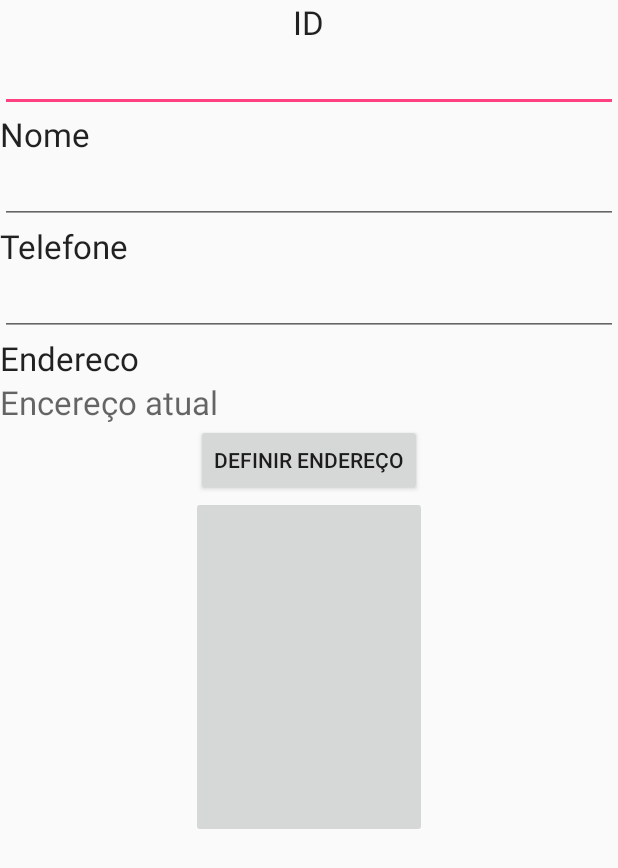
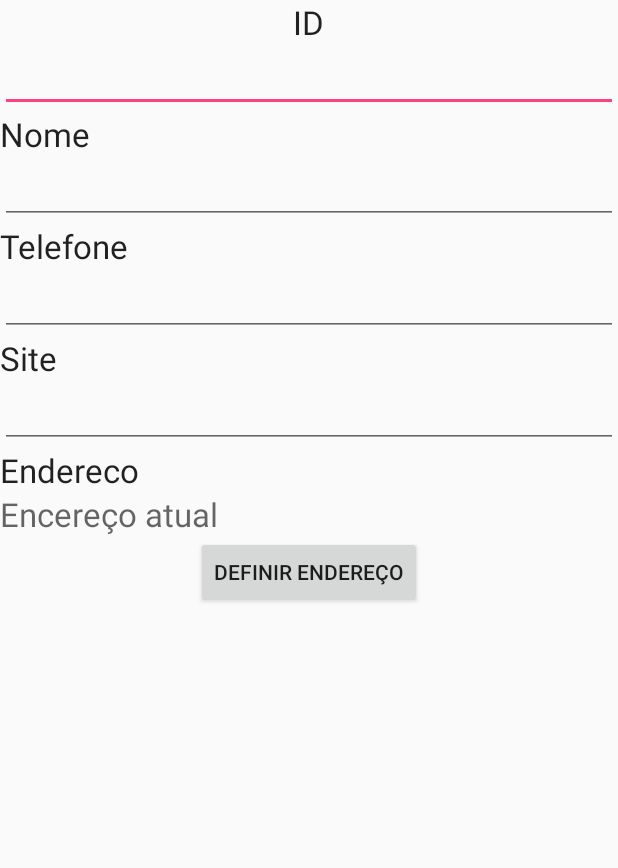
Before and after one commit to LucasChr/Projeto00, an Android app: the EmpresarialCadActivity screen opened directly, with no data from a screen before it, on a phone screen of 412 x 824 dp. Shown: the top 868 px of the screen. Run offline under Robolectric (Android 15) with nearby library versions, the phone set to English and light mode, and no system bars; 1 statement that could not run was skipped.

Commit message:
Atualizações nas telas de cadastro e no banco de dados

```diff
--- a/app/src/main/AndroidManifest.xml
+++ b/app/src/main/AndroidManifest.xml
@@ -5,6 +5,7 @@
     <uses-library android:name="com.google.android.maps" />
 
     <uses-permission android:name="android.permission.ACCESS_COARSE_LOCATION" />
+    <uses-permission android:name="android.permission.CALL_PHONE" />
     <uses-permission android:name="android.permission.INTERNET" />
 
     <application
@@ -24,7 +25,8 @@
         <activity android:name=".Listas.EmpresarialListActivity" />
         <activity android:name=".PEmpresarial.EmpresarialCadActivity" />
         <activity android:name=".PTuristico.TuristicoCadActivity" />
-        <activity android:name=".Mapa.MapaActivity"></activity>
+        <activity android:name=".Mapa.MapaActivity" />
+        <activity android:name=".PEmpresarial.EmpresarialDadosActivity"></activity>
     </application>
 
 </manifest>
--- a/app/src/main/java/com/example/lucas/projeto00/Listas/EmpresarialListAdapter.java
+++ b/app/src/main/java/com/example/lucas/projeto00/Listas/EmpresarialListAdapter.java
@@ -34,10 +34,12 @@ public class EmpresarialListAdapter extends ArrayAdapter<Empresa> {
         View itemV = inf.inflate(layout, null);
 
         TextView tvNome = (TextView) itemV.findViewById(R.id.empresarial_list_item_tvNome);
+        TextView tvTelefone = (TextView) itemV.findViewById(R.id.empresarial_list_item_tvTelefone);
         TextView tvEndereco = (TextView) itemV.findViewById(R.id.empresarial_list_item_tvEndereco);
 
         Empresa empresa = empresas.get(position);
         tvNome.setText(empresa.getNome());
+        tvTelefone.setText(empresa.getTelefone());
         tvEndereco.setText(empresa.getEndereco());
 
         return itemV;
--- a/app/src/main/java/com/example/lucas/projeto00/SQLITE/BancoDadosE.java
+++ b/app/src/main/java/com/example/lucas/projeto00/SQLITE/BancoDadosE.java
@@ -9,13 +9,13 @@ import android.database.sqlite.SQLiteDatabase;
 public class BancoDadosE {
 
     private static final String NOME_BANCO = "Projeto";
-    private static final int VERSAO_BANCO = 2;
+    private static final int VERSAO_BANCO = 4;
 
 
     //scripts
     private static final String[] SCRIPT_DATABASE_DELETE = new String[] {"drop table if exists tbl_empresas;"};
 
-    private static final String[] SCRIPT_DATABASE_CREATE = new String[] {"create table tbl_empresas(_id integer primary key, nome text, telefone text, endereco text);"};
+    private static final String[] SCRIPT_DATABASE_CREATE = new String[] {"create table tbl_empresas(_id integer primary key, nome text, telefone text, endereco text, site text);"};
 
     private static SQLiteDatabase db;
 
--- a/app/src/main/java/com/example/lucas/projeto00/SQLITE/BancoDadosT.java
+++ b/app/src/main/java/com/example/lucas/projeto00/SQLITE/BancoDadosT.java
@@ -9,10 +9,10 @@ import android.database.sqlite.SQLiteDatabase;
 public class BancoDadosT {
 
     private static final String NOME_BANCO = "Projeto";
-    private static final int VERSAO_BANCO = 2;
+    private static final int VERSAO_BANCO = 4;
 
-    private static final String[] SCRIPT_DATABASE_DELETE = new String[] {"drop table if exists tbl_turisticos;"};
-    private static final String[] SCRIPT_DATABASE_CREATE = new String[] {"create table tbl_turisticos(_id integer primary key, nome text, endereco text);"};
+    private static final String[] SCRIPT_DATABASE_DELETE = new String[]{"drop table if exists tbl_turisticos;"};
+    private static final String[] SCRIPT_DATABASE_CREATE = new String[]{"create table tbl_turisticos(_id integer primary key, nome text, endereco text);"};
 
     private static SQLiteDatabase db;
 
--- a/app/src/main/res/layout/activity_empresarial_cad.xml
+++ b/app/src/main/res/layout/activity_empresarial_cad.xml
@@ -52,6 +52,21 @@
         android:layout_width="wrap_content"
         android:layout_height="wrap_content"
         android:textAppearance="?android:attr/textAppearanceLarge"
+        android:text="@string/tv_Site"
+        android:id="@+id/textView5" />
+
+    <EditText
+        android:layout_width="match_parent"
+        android:layout_height="wrap_content"
+        android:inputType="textWebEmailAddress"
+        android:ems="10"
+        android:id="@+id/empresarial_cad_edtSite" />
+
+
+    <TextView
+        android:layout_width="wrap_content"
+        android:layout_height="wrap_content"
+        android:textAppearance="?android:attr/textAppearanceLarge"
         android:text="@string/tv_Endereco"
         android:id="@+id/textView3" />
 
@@ -70,12 +85,4 @@
         android:layout_gravity="center_horizontal"
         android:onClick="definirEndereco"/>
 
-    <ImageButton
-        android:layout_width="157dp"
-        android:layout_height="wrap_content"
-        android:id="@+id/empresarial_cad_btnImgEndereco"
-        android:layout_weight="0.44"
-        android:layout_gravity="center_horizontal"
-        android:onClick="abrirMapa"/>
-
 </LinearLayout>
--- a/app/src/main/res/values/strings.xml
+++ b/app/src/main/res/values/strings.xml
@@ -9,4 +9,8 @@
     <string name="tv_EnderecoAtual">Encereço atual</string>
     <string name="btn_SetarEndereco">Definir Endereço</string>
     <string name="tv_ID">ID</string>
+    <string name="btn_ligar">Ligar</string>
+    <string name="tv_Abrirmapa">Abrir localização no mapa</string>
+    <string name="btn_site">Site</string>
+    <string name="tv_Site">Site</string>
 </resources>
```
Also changed, not shown: app/src/main/java/com/example/lucas/projeto00/Mapa/MapaActivity.java (+6 -6 lines), app/src/main/java/com/example/lucas/projeto00/PEmpresarial/EmpresaDAO.java (+7 -0 lines), app/src/main/java/com/example/lucas/projeto00/PEmpresarial/EmpresarialCadActivity.java (+22 -20 lines), app/src/main/java/com/example/lucas/projeto00/PEmpresarial/EmpresarialDadosActivity.java (added, +39 -0 lines), app/src/main/java/com/example/lucas/projeto00/PTuristico/TuristicoDAO.java (+20 -20 lines), app/src/main/res/layout/activity_empresarial_dados.xml (added, +60 -0 lines).
